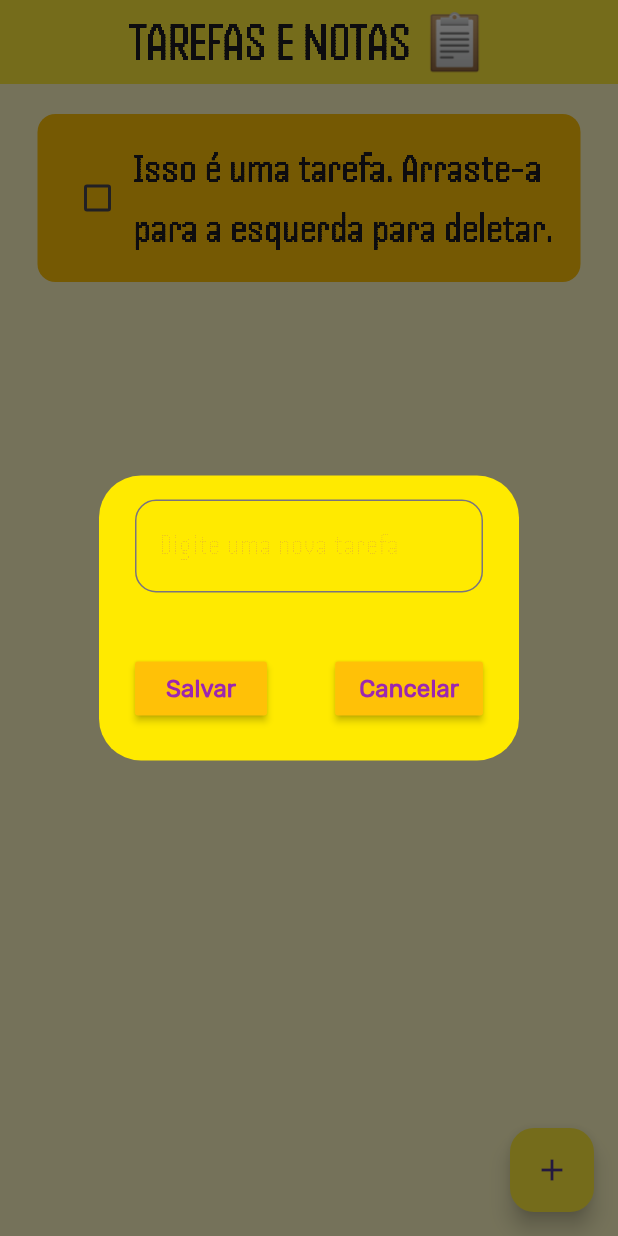
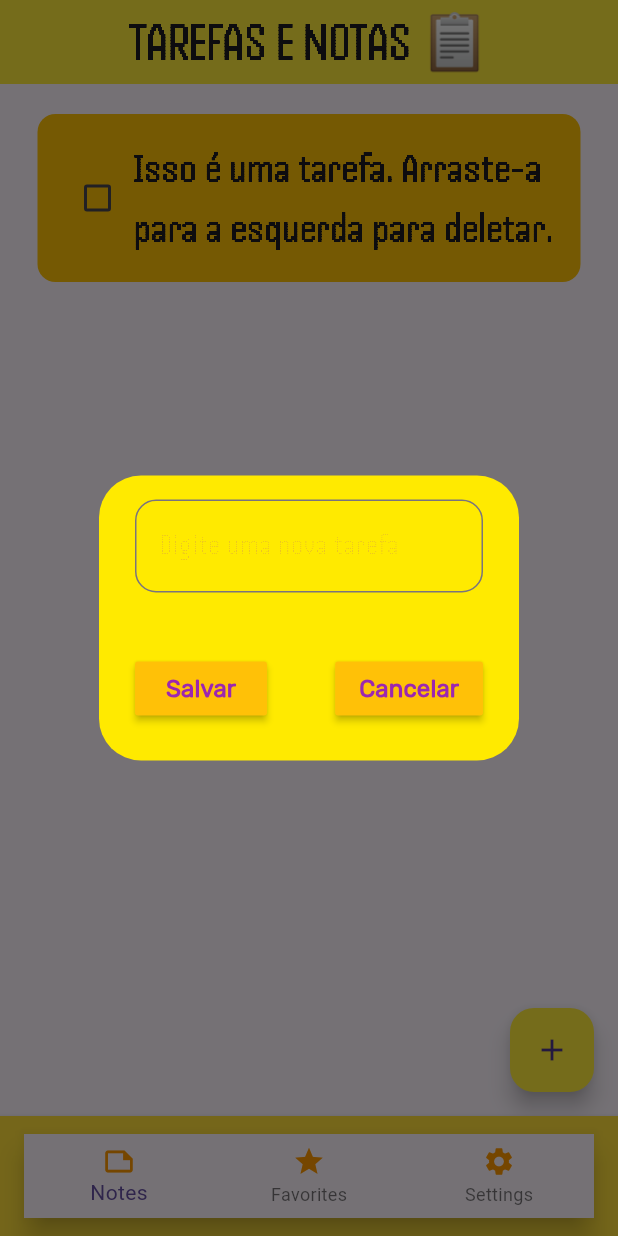
Before and after one commit to vinciius/listatarefas, a Flutter app: the screen it shows after launch, after a tap on the "add" icon, on a phone screen of 412 x 824 dp. Run offline on Flutter 3.47's test engine with Material 3 defaults, Android fonts, the phone set to English and light mode, and no system bars; drawn by our look-alikes of flutter_slidable; our stand-ins replace flutter_svg, hive_flutter; accounts and stored records are empty.

Commit message:
Teste de funcionalidade
Adicionei uma BottomNavigationBar e vou tentar implementar outras funções aninhadas dentro de uma HomePage que vai descrever resumidamente o projeto

```diff
--- a/lib/pages/home_page.dart
+++ b/lib/pages/home_page.dart
@@ -1,9 +1,7 @@
 // ignore_for_file: prefer_const_constructors
 import 'package:flutter/material.dart';
-import 'package:hive_flutter/hive_flutter.dart';
-import 'package:listatarefas/data/database.dart';
-import 'package:listatarefas/util/dialog_box.dart';
-import 'package:listatarefas/util/todo_tile.dart';
+import 'package:listatarefas/pages/intro_page.dart';
+import 'package:listatarefas/pages/notes_page.dart';
 
 class HomePage extends StatefulWidget {
   const HomePage({super.key});
@@ -13,98 +11,85 @@ class HomePage extends StatefulWidget {
 }
 
 class _HomePageState extends State<HomePage> {
-  // reference to the hive box
-  final _myBox = Hive.box('mybox');
-  ToDoDataBase db = ToDoDataBase();
+  int _selectedIndex = 0;
 
-  @override
-  void initState() {
-    // if this is the first time ever running the app, create default data
-    if (_myBox.get("TODOLIST") == null) {
-      db.createInitialData();
-    } else {
-      // there already exists data
-      db.loadData();
+  Widget _getSelectedPage() {
+    switch (_selectedIndex) {
+      case 0:
+        return NotesPage();
+      case 1:
+        return IntroPage();
+      case 2:
+        return Center(child: Text('Settings Page'));
+      default:
+        return NotesPage();
     }
-
-    super.initState();
   }
 
-  // text editing controller
-  final _controller = TextEditingController();
-
-  // checkbox was tapped
-  void checkBoxChanged(bool? value, int index) {
+  // This method will handle bottom navigation tap.
+  void _onItemTapped(int index) {
     setState(() {
-      db.toDoList[index][1] = !db.toDoList[index][1];
+      _selectedIndex = index;
     });
-    db.updateDataBase();
-  }
-
-  // save new task
-  void saveNewTask() {
-    setState(() {
-      db.toDoList.add([ _controller.text, false,]);
-      _controller.clear();
-    });
-    Navigator.of(context).pop();
-    db.updateDataBase();
-  }
-
-  // method for creating new tasks
-  void createNewTask() {
-    showDialog(
-      context: context,
-      builder: (context) {
-        return DialogBox(
-          controller: _controller,
-          onCancel: () => Navigator.of(context).pop(),
-          onSave: saveNewTask,
-        );
-      });
-    }
-
-  // method for deleting tasks
-  void deleteTask (int index) {
-    setState(() {
-      db.toDoList.removeAt(index);
-    });
-    db.updateDataBase();
   }
 
   @override
   Widget build(BuildContext context) {
     return Scaffold(
-      backgroundColor: Colors.yellow[100],
-      appBar: AppBar(
-        backgroundColor: Colors.yellow,
-        title: Center(
-          child: Text(
-            'TAREFAS E NOTAS 📋',
-            style: TextStyle(
-              fontFamily: 'Handjet',
-              fontSize: 36,
-              fontWeight: FontWeight.w500,
+      body: SafeArea(
+        // Displays content based on selected bottom nav item
+        child: _getSelectedPage(),
+      ),
+      bottomNavigationBar: BottomAppBar(
+        surfaceTintColor: Colors.deepOrange,
+        shadowColor: Colors.deepOrange,
+        color: Colors.yellow,
+        child: BottomNavigationBar(
+          currentIndex: _selectedIndex,
+          onTap: _onItemTapped,
+          items: const [
+            BottomNavigationBarItem(
+              icon: Icon(
+                Icons.note,
+                size: 22,
+                color: Colors.orange,
+                ),
+              label: 'Notes',
+              activeIcon: Icon(
+                Icons.note_outlined,
+                size: 22,
+                color: Colors.orange,
+                ),
             ),
-          ),
+            BottomNavigationBarItem(
+              icon: Icon(
+                Icons.star,
+                size: 22,
+                color: Colors.orange,
+                ),
+              label: 'Favorites',
+              activeIcon: Icon(
+                Icons.star_border_outlined,
+                size: 22,
+                color: Colors.orange,
+                ),
+            ),
+            BottomNavigationBarItem(
+              icon: Icon(
+                Icons.settings,
+                size: 22,
+                color: Colors.orange,
+                ),
+              label: 'Settings',
+              activeIcon: Icon(
+                Icons.settings_outlined,
+                size: 22,
+                color: Colors.orange,
+                ),
+            ),
+          ],
         ),
       ),
-      floatingActionButton: FloatingActionButton(
-        onPressed: createNewTask,
-        backgroundColor: Colors.yellow,
-        child: Icon(Icons.add),
-      ),
-      body: ListView.builder(
-        itemCount: db.toDoList.length,
-        itemBuilder: (context, index) {
-          return ToDoTile(
-            taskName: db.toDoList[index] [0],
-            taskCompleted: db.toDoList[index] [1],
-            onChanged: (value) => checkBoxChanged(value, index),
-            deleteFunction: (context) => deleteTask(index),
-            );
-          },
-        ),
     );
   }
 }
--- /dev/null
+++ b/lib/pages/intro_page.dart
@@ -0,0 +1,37 @@
+import 'package:flutter/material.dart';
+import 'package:flutter_svg/flutter_svg.dart';
+
+class IntroPage extends StatelessWidget {
+  const IntroPage({super.key});
+
+  @override
+  Widget build(BuildContext context) {
+    return Scaffold(
+      appBar: AppBar(
+        backgroundColor: Colors.yellow,
+        title: const Center(
+          child: Text(
+            'LOJA DA NIKE 👟',
+            style: TextStyle(
+              fontFamily: 'Handjet',
+              fontSize: 36,
+              fontWeight: FontWeight.w500,
+            ),
+          ),
+        ),
+      ),
+      body: Center(
+        child: Column(
+          children: [
+            // logo
+            Padding(
+              padding: const EdgeInsets.all(8.0),
+              child: SvgPicture.asset('lib/images/nike-4-logo-svg-vector.svg'),
+            ),
+            // title
+          ],
+        ),
+      ),
+    );
+  }
+}
--- /dev/null
+++ b/lib/pages/notes_page.dart
@@ -0,0 +1,105 @@
+// ignore_for_file: prefer_const_constructors
+import 'package:flutter/material.dart';
+import 'package:hive_flutter/hive_flutter.dart';
+import 'package:listatarefas/data/database.dart';
+import 'package:listatarefas/util/dialog_box.dart';
+import 'package:listatarefas/util/todo_tile.dart';
+
+class NotesPage extends StatefulWidget {
+  const NotesPage({super.key});
+
+  @override
+  State<NotesPage> createState() => _NotesPageState();
+}
+
+class _NotesPageState extends State<NotesPage> {
+  final _myBox = Hive.box('mybox');
+  ToDoDataBase db = ToDoDataBase();
+
+  @override
+  void initState() {
+    if (_myBox.get("TODOLIST") == null) {
+      db.createInitialData();
+    } else {
+      db.loadData();
+    }
+    super.initState();
+  }
+
+  final _controller = TextEditingController();
+
+  void checkBoxChanged(bool? value, int index) {
+    setState(() {
+      db.toDoList[index][1] = !db.toDoList[index][1];
+    });
+    db.updateDataBase();
+  }
+
+  void saveNewTask() {
+    setState(() {
+      db.toDoList.add([_controller.text, false]);
+      _controller.clear();
+    });
+    Navigator.of(context).pop();
+    db.updateDataBase();
+  }
+
+  void createNewTask() {
+    showDialog(
+      context: context,
+      builder: (context) {
+        return DialogBox(
+          controller: _controller,
+          onCancel: () => Navigator.of(context).pop(),
+          onSave: saveNewTask,
+        );
+      },
+    );
+  }
+
+  void deleteTask(int index) {
+    setState(() {
+      db.toDoList.removeAt(index);
+    });
+    db.updateDataBase();
+  }
+
+  Widget _buildTaskList() {
+    return ListView.builder(
+      itemCount: db.toDoList.length,
+      itemBuilder: (context, index) {
+        return ToDoTile(
+          taskName: db.toDoList[index][0],
+          taskCompleted: db.toDoList[index][1],
+          onChanged: (value) => checkBoxChanged(value, index),
+          deleteFunction: (context) => deleteTask(index),
+        );
+      },
+    );
+  }
+
+  @override
+  Widget build(BuildContext context) {
+    return Scaffold(
+      appBar: AppBar(
+        backgroundColor: Colors.yellow,
+        title: Center(
+          child: Text(
+            'TAREFAS E NOTAS 📋',
+            style: TextStyle(
+              fontFamily: 'Handjet',
+              fontSize: 36,
+              fontWeight: FontWeight.w500,
+            ),
+          ),
+        ),
+      ),
+      body: _buildTaskList(),
+      floatingActionButton: FloatingActionButton(
+        onPressed: createNewTask,
+        backgroundColor: Colors.yellow,
+        child: Icon(Icons.add),
+      ),
+    );
+  }
+}
```
Also changed, not shown: pubspec.yaml (+4 -3 lines), lib/images/nike-4-logo-svg-vector.svg (added), lib/images/nike.png (added), pubspec.lock.
